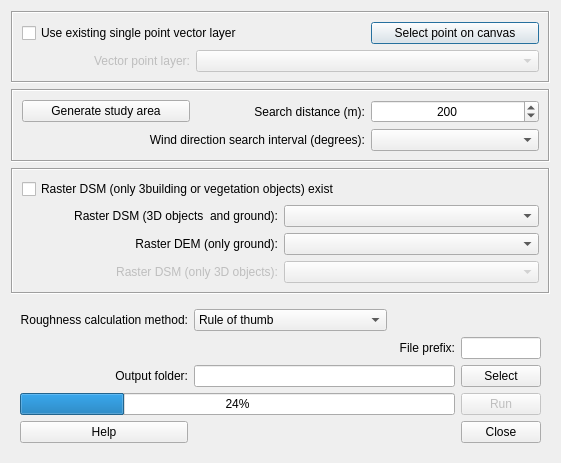
The window that ImageMorphParmsPoint/imagemorphparmspoint_v1_dialog_base.ui (UMEP-dev/UMEP) describes before a commit, drawn with Qt 5.
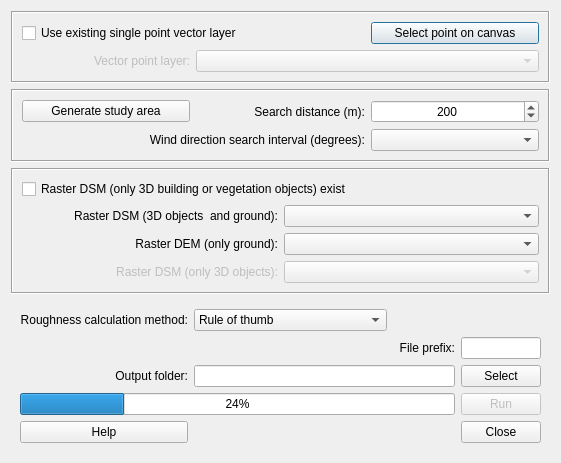
The same window after the commit.

```diff
--- a/ImageMorphParmsPoint/imagemorphparmspoint_v1_dialog_base.ui
+++ b/ImageMorphParmsPoint/imagemorphparmspoint_v1_dialog_base.ui
@@ -182,7 +182,7 @@
          <enum>Qt::LeftToRight</enum>
         </property>
         <property name="text">
-         <string>Raster DSM (only 3building or vegetation objects) exist</string>
+         <string>Raster DSM (only 3D building or vegetation objects) exist</string>
         </property>
        </widget>
       </item>
```
